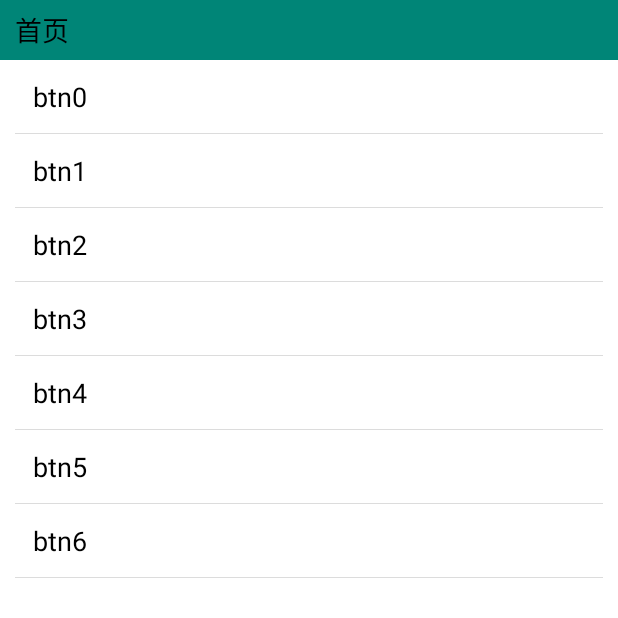
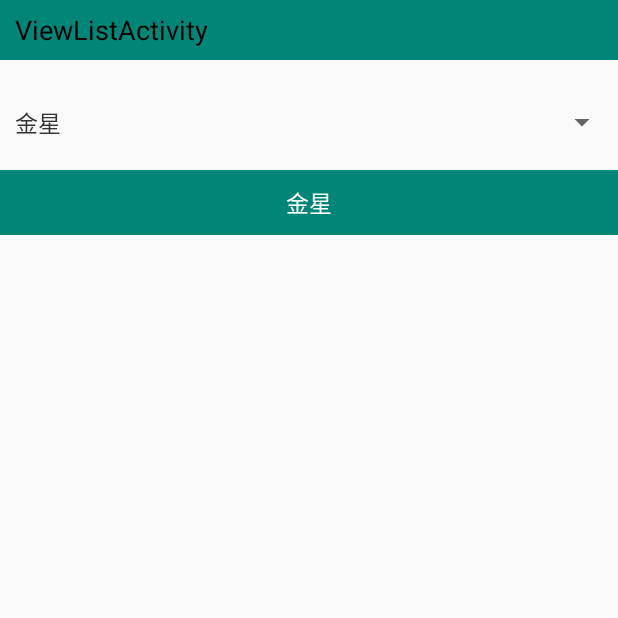
Before and after one commit to CandiceYT/KotlinDemo, an Android app: the screen it shows after launch (MainActivity before the commit, ViewListActivity after it), after a tap on an icon or button, on a phone screen of 412 x 824 dp, the top half of it. Run offline under Robolectric (Android 15) with nearby library versions, the phone set to English and light mode, and no system bars.

Commit message:
添加README.md文件 Spinner 原生用法和使用anko库的用法

```diff
--- a/kotlindemo/src/main/AndroidManifest.xml
+++ b/kotlindemo/src/main/AndroidManifest.xml
@@ -18,13 +18,15 @@
             </intent-filter>
         </activity>
         <activity
-                android:name="com.candice.kotlindemo.activity.login.LoginActivity"
+                android:name=".activity.login.LoginActivity"
                 android:launchMode="singleTask"
                 android:screenOrientation="portrait"
                 android:windowSoftInputMode="adjustPan|adjustResize">
         </activity>
         <activity android:name=".target26.Target26Activity">
         </activity>
+        <activity android:name=".activity.complicatedwidget.ViewListActivity">
+        </activity>
     </application>
 
 </manifest>
--- a/kotlindemo/src/main/java/com/candice/kotlindemo/activity/MainActivity.kt
+++ b/kotlindemo/src/main/java/com/candice/kotlindemo/activity/MainActivity.kt
@@ -10,10 +10,10 @@ import android.view.View
 import android.view.ViewGroup
 import android.widget.TextView
 import android.widget.Toast
-import com.candice.kotlindemo.Person
 import com.candice.kotlindemo.R
+import com.candice.kotlindemo.activity.complicatedwidget.ViewListActivity
+import com.candice.kotlindemo.activity.login.LoginActivity
 import com.candice.kotlindemo.base.BaseActivity
-import com.candice.kotlindemo.activity.login.LoginActivity
 import com.candice.kotlindemo.widget.LinearItemDecoration
 import kotlinx.android.synthetic.main.activity_main.*
 
@@ -85,8 +85,10 @@ class RVAdapter(context: Context) : RecyclerView.Adapter<RecyclerView.ViewHolder
 			p0.tvItem.text = content
 			p0.tvItem.setOnClickListener {
 				when (p1) {
+					//登录页面
 					0 -> LoginActivity.launch(mContext)
-					1 -> Person("Alice", "12").printLog()
+					//视图列表
+					1 -> ViewListActivity.launch(mContext)
 					else -> Toast.makeText(mContext, "不做跳转", Toast.LENGTH_LONG).show()
 
 				}
--- /dev/null
+++ b/kotlindemo/src/main/java/com/candice/kotlindemo/activity/complicatedwidget/ViewListActivity.kt
@@ -0,0 +1,90 @@
+package com.candice.kotlindemo.activity.complicatedwidget
+
+import android.content.Context
+import android.content.Intent
+import android.view.View
+import android.widget.AdapterView
+import android.widget.ArrayAdapter
+import com.candice.kotlindemo.R
+import com.candice.kotlindemo.base.BaseActivity
+import kotlinx.android.synthetic.main.activity_view_list.*
+import org.jetbrains.anko.selector
+import org.jetbrains.anko.toast
+
+/**
+ * <br>
+ * <br>
+ * @desc 视图排列
+ * @author lei
+ * @date 2019/1/4 下午3:14
+ * @version ent_2.0
+ * <br>
+ * <br>
+ */
+class ViewListActivity : BaseActivity() {
+    val array = arrayOf("金星", "木星", "水星", "火星", "土星")
+    override fun getLayoutId(): Int {
+        return R.layout.activity_view_list
+    }
+
+    override fun initAction() {
+    }
+
+    override fun loadData() {
+    }
+
+    override fun initView() {
+        //Spinner的普通用法
+        normalSpinner()
+        //ankoSpinner用法
+        ankoSpinner();
+
+
+    }
+
+    private fun ankoSpinner() {
+        val list = listOf("金星", "木星", "水星", "火星", "土星")
+        tv_anko_spinner.text = list[0]
+        tv_anko_spinner.setOnClickListener {
+            selector("请选择行星", list) {
+                    it -> tv_anko_spinner.text = list[it]
+                toast("您选择的是：${list[it]}")
+            }
+        }
+
+    }
+
+    private fun normalSpinner() {
+        //Spinner的普通用法
+        val adapter = ArrayAdapter<String>(this, R.layout.item_spinner, array)
+//        adapter.setDropDownViewResource(R.layout.item_dropdown)
+        spinner.prompt = "请选择行星"
+        spinner.adapter = adapter
+        spinner.setSelection(0)
+        spinner.onItemSelectedListener = object : AdapterView.OnItemSelectedListener {
+            override fun onNothingSelected(parent: AdapterView<*>?) {
+            }
+
+            override fun onItemSelected(parent: AdapterView<*>?, view: View?, position: Int, id: Long) {
+                toast("选中的行星是：${array[position]}")
+            }
+
+        }
+    }
+
+
+    override fun initData() {
+
+    }
+
+
+    companion object {
+        fun launch(context: Context) {
+            val intent = Intent()
+            intent.setClass(context, ViewListActivity::class.java)
+            context.startActivity(intent)
+        }
+    }
+
+
+}
--- /dev/null
+++ b/kotlindemo/src/main/res/layout/activity_view_list.xml
@@ -0,0 +1,43 @@
+<?xml version="1.0" encoding="utf-8"?>
+<android.support.constraint.ConstraintLayout
+        xmlns:android="http://schemas.android.com/apk/res/android"
+        xmlns:tools="http://schemas.android.com/tools"
+        xmlns:app="http://schemas.android.com/apk/res-auto"
+        android:layout_width="match_parent"
+        android:layout_height="match_parent"
+        tools:context=".activity.complicatedwidget.ViewListActivity">
+
+
+    <android.support.v7.widget.AppCompatTextView
+            android:text="ViewListActivity"
+            android:textSize="@dimen/textsize_18"
+            android:textColor="@color/black_color"
+            android:id="@+id/tv_view_title"
+            android:gravity="center_vertical"
+            android:paddingLeft="@dimen/space_size_10"
+            android:background="@color/colorPrimary"
+            android:layout_width="match_parent"
+            android:layout_height="@dimen/space_size_40"/>
+    <!--Spinner的普通用法-->
+    <Spinner
+            android:layout_marginTop="@dimen/space_size_20"
+            app:layout_constraintTop_toBottomOf="@id/tv_view_title"
+            android:id="@+id/spinner"
+            android:layout_width="match_parent"
+            android:spinnerMode="dialog"
+            android:layout_height="wrap_content"></Spinner>
+
+<!--使用anko实现Spinner-->
+    <TextView
+            android:background="@color/colorPrimary"
+            android:gravity="center"
+            android:padding="@dimen/space_size_10"
+            android:textColor="@android:color/white"
+            android:textSize="@dimen/textsize_15"
+            android:layout_marginTop="@dimen/space_size_10"
+            app:layout_constraintTop_toBottomOf="@id/spinner"
+            android:id="@+id/tv_anko_spinner"
+            android:layout_width="match_parent"
+            android:layout_height="wrap_content"/>
+
+</android.support.constraint.ConstraintLayout>
--- /dev/null
+++ b/kotlindemo/src/main/res/layout/item_spinner.xml
@@ -0,0 +1,10 @@
+<?xml version="1.0" encoding="utf-8"?>
+    <TextView
+            xmlns:android="http://schemas.android.com/apk/res/android"
+            android:padding="@dimen/space_size_10"
+            android:textColor="@color/text_normal_color"
+            android:textSize="@dimen/textsize_15"
+            android:text="测试"
+            android:id="@+id/tv_content"
+            android:layout_width="match_parent"
+            android:layout_height="wrap_content"/>
```
Also changed, not shown: 1 other file.
